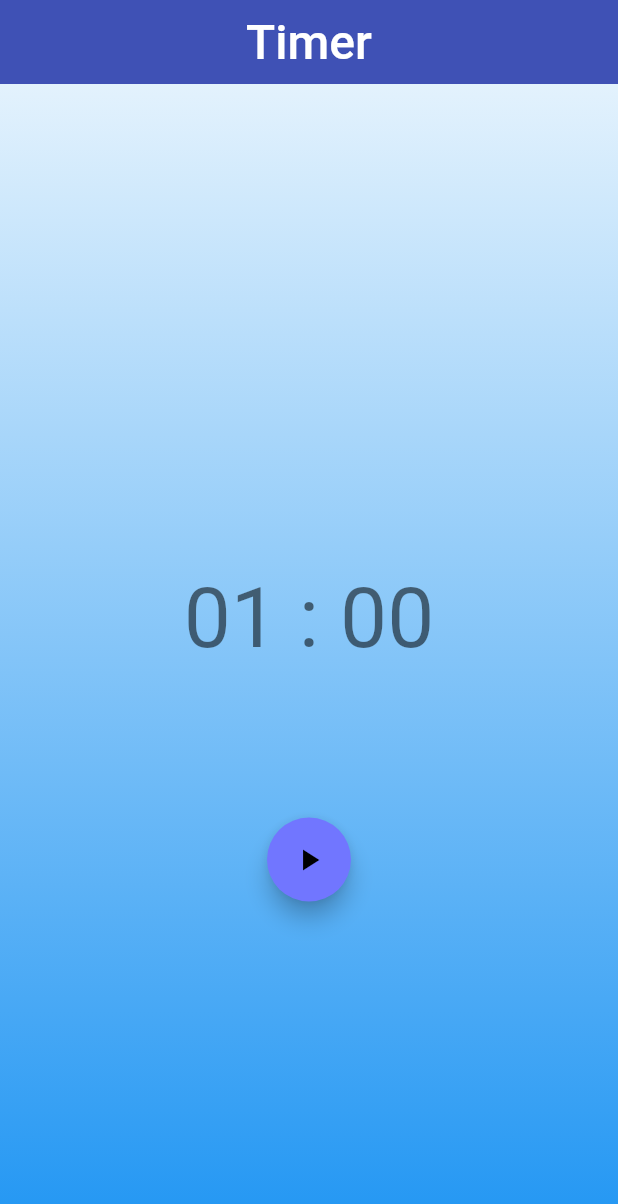
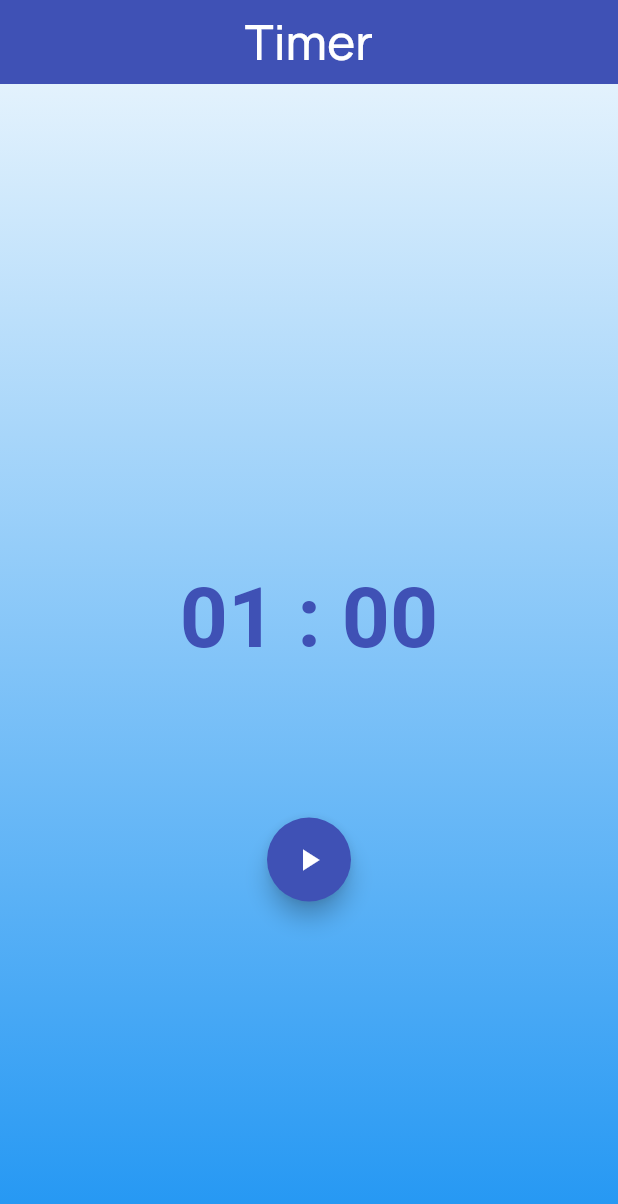
Before and after one commit to jsare/more_training, a Flutter app: the screen it shows after launch, on a phone screen of 412 x 824 dp. Shown: the top 1204 px of the screen. Run offline on Flutter 3.47's test engine with Material 2 defaults, Android fonts, the phone set to English and light mode, and no system bars; our stand-ins replace bloc, equatable, flutter_bloc, flutter_rating_bar, google_fonts.

Commit message:
Add google fonts and change color theme

```diff
--- a/flutter_bloc_apps/timer_bloc/lib/app.dart
+++ b/flutter_bloc_apps/timer_bloc/lib/app.dart
@@ -1,19 +1,26 @@
 import 'package:flutter/material.dart';
 
 import 'timer/view/timer_page.dart';
+
+import 'package:google_fonts/google_fonts.dart';
 
 class TimerApp extends StatelessWidget {
   const TimerApp({super.key});
 
   @override
   Widget build(BuildContext context) {
+    final textTheme = Theme.of(context).textTheme;
     return MaterialApp(
       title: 'Timer App',
       theme: ThemeData(
         primaryColor: const Color.fromRGBO(109, 234, 255, 1),
+        textTheme: GoogleFonts.manropeTextTheme(textTheme).copyWith(
+          headline2: const TextStyle(
+              color: Colors.indigo, fontWeight: FontWeight.bold),
+        ),
         colorScheme: const ColorScheme.light(
-          secondary: Color.fromARGB(255, 113, 118, 255),
-        ),
+            secondary: Colors.indigo,
+            onSecondary: Color.fromARGB(255, 255, 255, 255)),
       ),
       home: const TimerPage(),
     );
--- a/flutter_bloc_apps/timer_bloc/pubspec.yaml
+++ b/flutter_bloc_apps/timer_bloc/pubspec.yaml
@@ -32,6 +32,7 @@ dependencies:
   bloc: ^8.1.0
   equatable: ^2.0.5
   flutter_bloc: ^8.1.1
+  google_fonts: ^3.0.1
 
 
 
```
Also changed, not shown: flutter_bloc_apps/timer_bloc/pubspec.lock, 13 other files.
